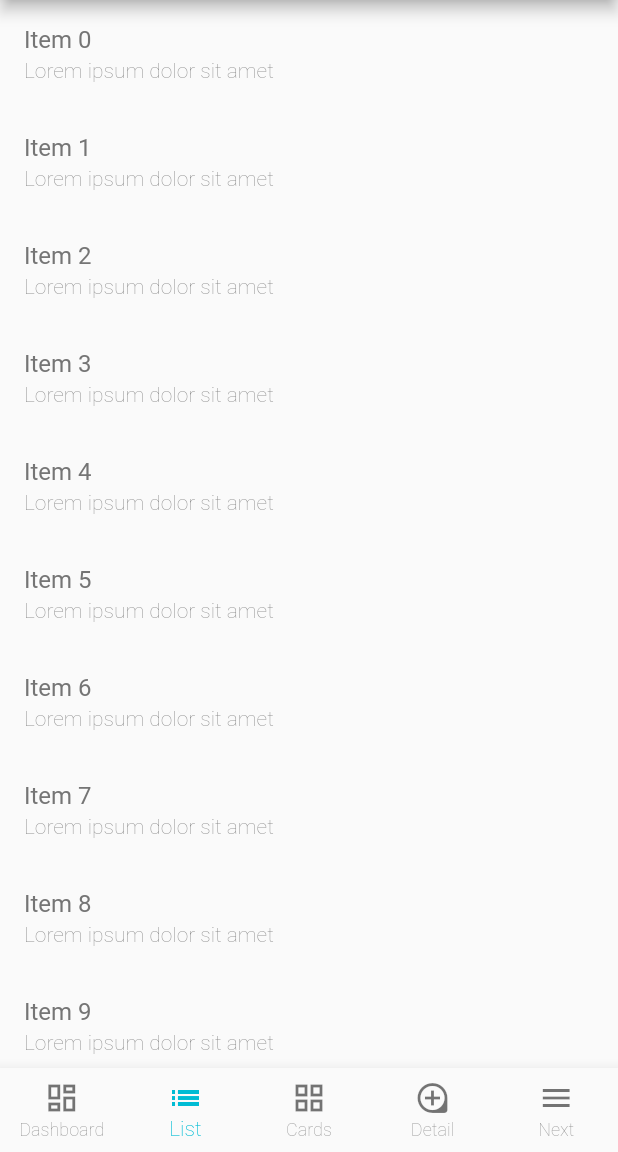
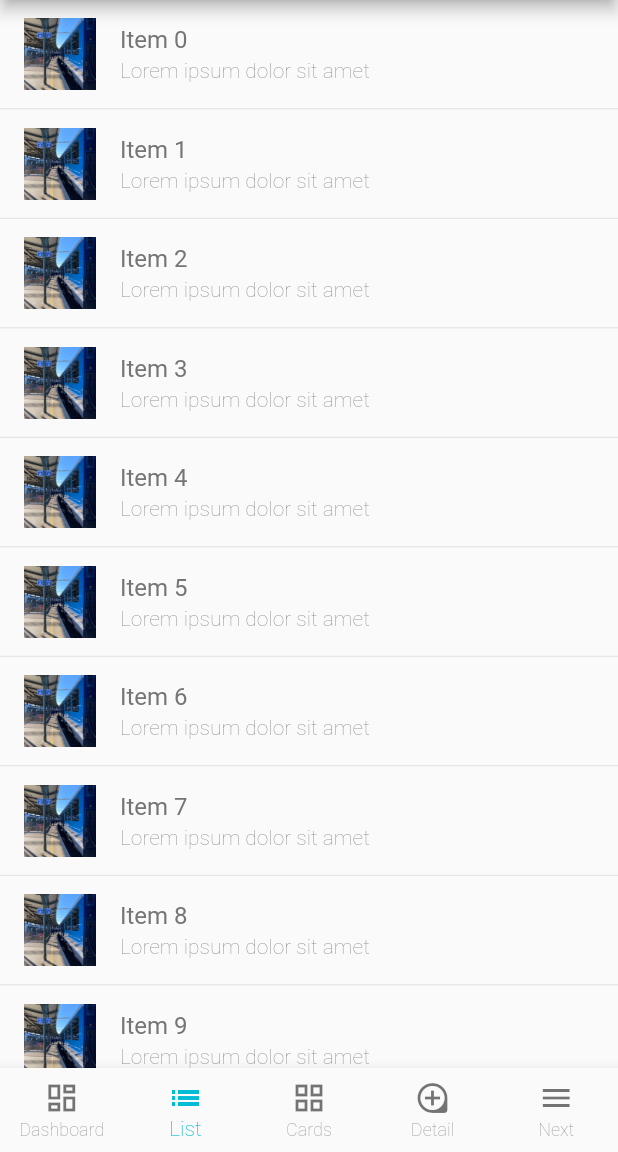
Before and after one commit to tom-novak/flutter-common-widgets, a Flutter app: the screen it shows after launch, item 2 of the bottom bar chosen, on a phone screen of 412 x 824 dp, the part 84-1236 px from its top. Run offline on Flutter 3.47's test engine with Material 2 defaults, Android fonts, the phone set to English and light mode, and no system bars; our stand-ins replace flutter_conditional_rendering, shimmer.

Commit message:
Common list leading image support

```diff
--- a/lib/src/model/common_item.dart
+++ b/lib/src/model/common_item.dart
@@ -1,10 +1,14 @@
+import 'package:flutter/material.dart';
+
 class CommonItem {
+  final Image? image;
   final String? title;
   final String? subtitle;
   final String? description;
   final String? imageSrc;
 
   CommonItem({
+    this.image,
     this.title,
     this.subtitle,
     this.description,
--- a/lib/src/preview/preview_list_page.dart
+++ b/lib/src/preview/preview_list_page.dart
@@ -15,6 +15,13 @@ class PreviewListPage extends StatelessWidget {
       items: List<CommonItem>.generate(
         1000,
         (index) => CommonItem(
+          image: Image.asset(
+            'assets/images/train.jpg',
+            package: 'flutter_common_widgets',
+            width: 48.0,
+            height: 48.0,
+            fit: BoxFit.cover,
+          ),
           title: 'Item $index',
           subtitle: 'Lorem ipsum dolor sit amet',
         ),
--- a/lib/src/theme/default_light_1.dart
+++ b/lib/src/theme/default_light_1.dart
@@ -61,4 +61,8 @@ var _defaultLight1 = ThemeData(
       minimumSize: const Size(48, 48),
     ),
   ),
+  dividerTheme: DividerThemeData(
+    color: Colors.grey[300],
+    space: 1.0,
+  ),
 );
--- a/lib/src/widget/common_list_page.dart
+++ b/lib/src/widget/common_list_page.dart
@@ -30,8 +30,9 @@ class CommonListPage extends StatelessWidget {
   Widget build(BuildContext context) {
     return BaseVerticalPage(
       above: above,
-      content: ListView.builder(
+      content: ListView.separated(
         itemCount: itemBuilder != null ? itemCount : items.length,
+        separatorBuilder: (context, index) => const Divider(),
         itemBuilder: itemBuilder ??
             (context, index) {
               return CommonListTile(
--- a/lib/src/widget/common_list_tile.dart
+++ b/lib/src/widget/common_list_tile.dart
@@ -2,6 +2,8 @@ import 'package:flutter/material.dart';
 import 'package:flutter_common_widgets/flutter_common_widgets.dart';
 
 class CommonListTile extends StatelessWidget {
+  static const imageSize = 48.0;
+
   final CommonItem? item;
   final VoidCallback? onTap;
   final VoidCallback? onLongPress;
@@ -11,11 +13,18 @@ class CommonListTile extends StatelessWidget {
     this.item,
     this.onTap,
     this.onLongPress,
-  });
+  }) : super(key: key);
 
   @override
   Widget build(BuildContext context) {
     return ListTile(
+      leading: item?.image != null
+          ? SizedBox(
+              width: imageSize,
+              height: imageSize,
+              child: item?.image,
+            )
+          : null,
       title: item?.title != null ? Text(item!.title!) : null,
       subtitle: item?.subtitle != null ? Text(item!.subtitle!) : null,
       onTap: onTap,
```
